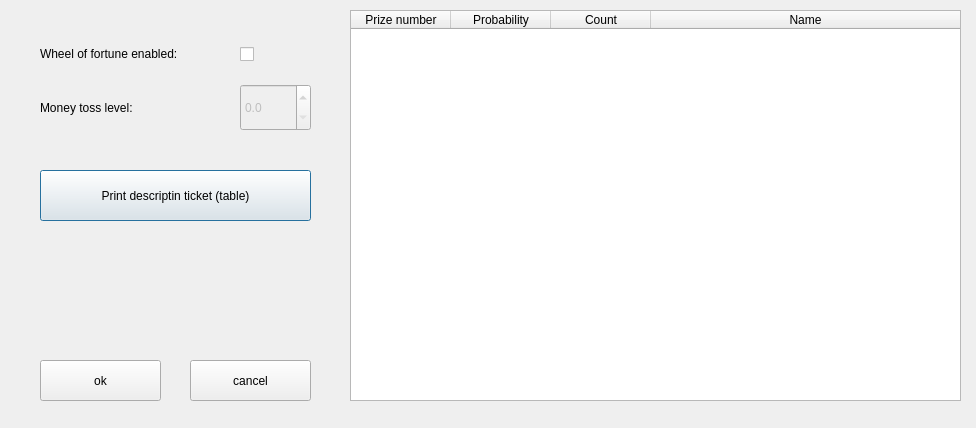
Before: the Qt Designer form blue-app/ui/WheelSettings.ui in matus-u/sz-bluetooth, drawn with Qt 5.
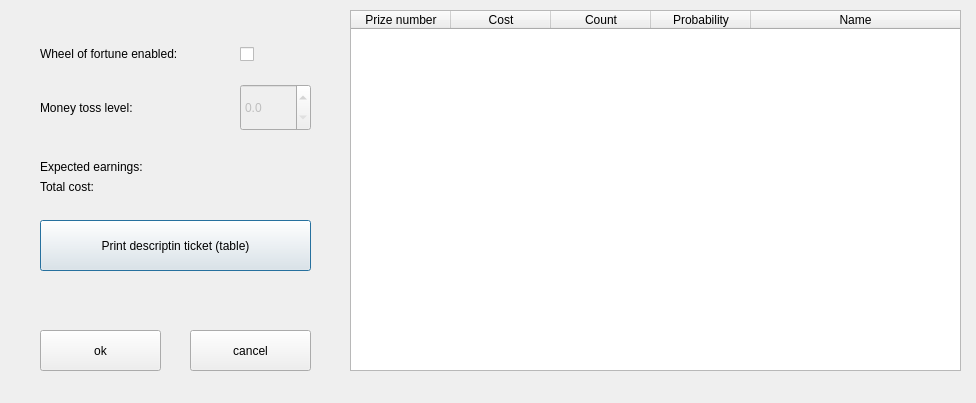
After: the same form once the commit is applied.

Commit message: add Pixmap service and add costs to table

The edit to the form file:
```diff
--- a/blue-app/ui/WheelSettings.ui
+++ b/blue-app/ui/WheelSettings.ui
@@ -7,7 +7,7 @@
     <x>0</x>
     <y>0</y>
     <width>976</width>
-    <height>428</height>
+    <height>403</height>
    </rect>
   </property>
   <property name="windowTitle">
@@ -17,7 +17,7 @@
    <property name="geometry">
     <rect>
      <x>40</x>
-     <y>360</y>
+     <y>330</y>
      <width>121</width>
      <height>41</height>
     </rect>
@@ -33,7 +33,7 @@
    <property name="geometry">
     <rect>
      <x>190</x>
-     <y>360</y>
+     <y>330</y>
      <width>121</width>
      <height>41</height>
     </rect>
@@ -109,7 +109,7 @@
      <x>350</x>
      <y>10</y>
      <width>611</width>
-     <height>391</height>
+     <height>361</height>
     </rect>
    </property>
    <property name="showGrid">
@@ -128,7 +128,7 @@
    </column>
    <column>
     <property name="text">
-     <string>Probability</string>
+     <string>Cost</string>
     </property>
    </column>
    <column>
@@ -136,6 +136,11 @@
      <string>Count</string>
     </property>
    </column>
+   <column>
+    <property name="text">
+     <string>Probability</string>
+    </property>
+   </column>
    <column>
     <property name="text">
      <string>Name</string>
@@ -146,7 +151,7 @@
    <property name="geometry">
     <rect>
      <x>40</x>
-     <y>170</y>
+     <y>220</y>
      <width>271</width>
      <height>51</height>
     </rect>
@@ -155,6 +160,52 @@
     <string>Print descriptin ticket (table)</string>
    </property>
   </widget>
+  <widget class="QWidget" name="layoutWidget">
+   <property name="geometry">
+    <rect>
+     <x>40</x>
+     <y>160</y>
+     <width>271</width>
+     <height>38</height>
+    </rect>
+   </property>
+   <layout class="QFormLayout" name="formLayout">
+    <item row="0" column="0">
+     <widget class="QLabel" name="label_3">
+      <property name="text">
+       <string>Expected earnings:</string>
+      </property>
+     </widget>
+    </item>
+    <item row="0" column="1">
+     <widget class="QLabel" name="expectedEarningLabel">
+      <property name="text">
+       <string/>
+      </property>
+      <property name="alignment">
+       <set>Qt::AlignRight|Qt::AlignTrailing|Qt::AlignVCenter</set>
+      </property>
+     </widget>
+    </item>
+    <item row="1" column="0">
+     <widget class="QLabel" name="label_4">
+      <property name="text">
+       <string>Total cost:</string>
+      </property>
+     </widget>
+    </item>
+    <item row="1" column="1">
+     <widget class="QLabel" name="totalCostLabel">
+      <property name="text">
+       <string/>
+      </property>
+      <property name="alignment">
+       <set>Qt::AlignRight|Qt::AlignTrailing|Qt::AlignVCenter</set>
+      </property>
+     </widget>
+    </item>
+   </layout>
+  </widget>
  </widget>
  <resources/>
  <connections/>
```
The commit also changes 3 other files.
